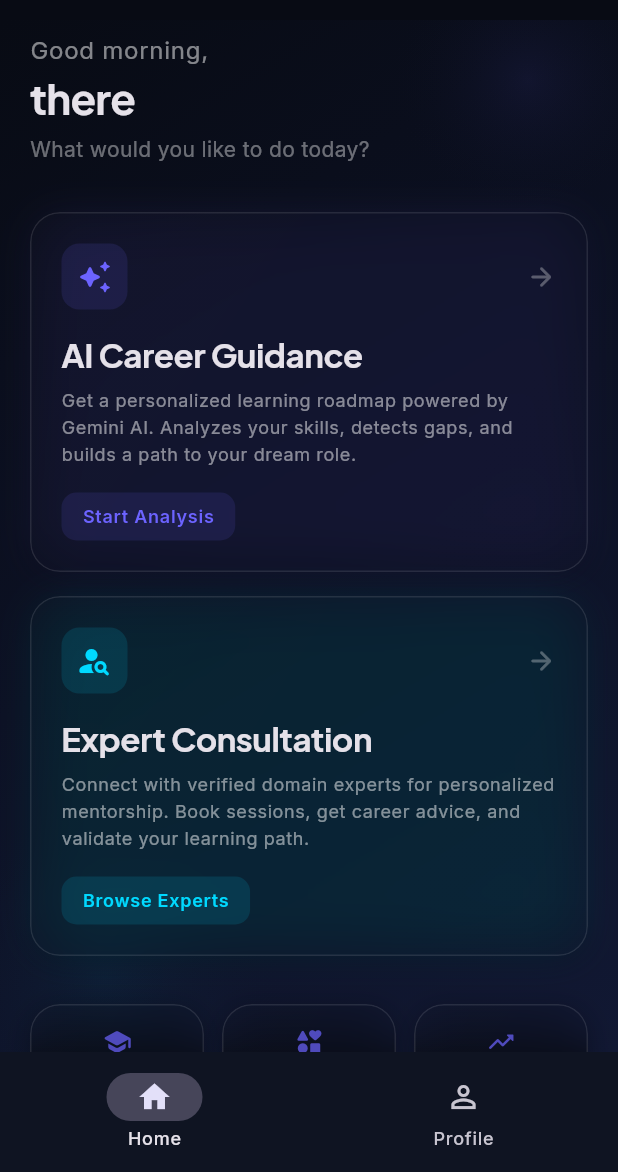
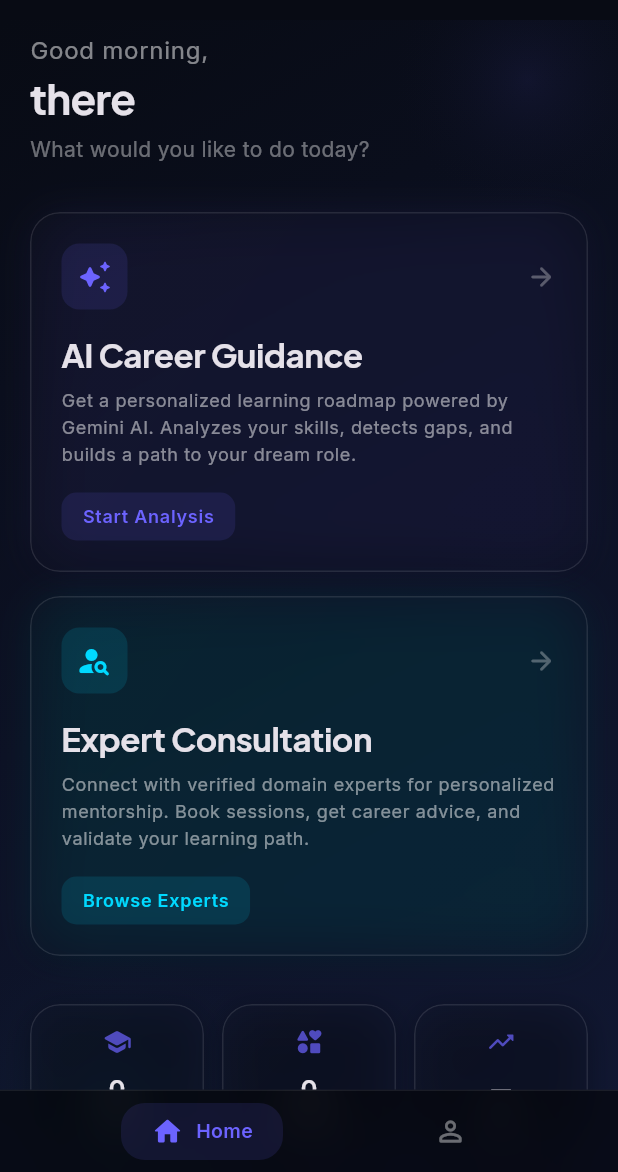
Before and after one commit to ManasT10-14/PathWise, a Flutter app: the screen it shows once a user with an empty profile is signed in, on a phone screen of 412 x 824 dp, the part 64-1236 px from its top. Run offline on Flutter 3.47's test engine with Material 3 defaults, Android fonts, the phone set to English and light mode, and no system bars; drawn by our look-alikes of flutter_animate; our stand-ins replace cloud_firestore, dio, file_picker, firebase_auth, firebase_core, google_fonts and 2 more; missing offline and left inert: razorpay_flutter; accounts and stored records are empty.

Commit message:
feat: premium UI polish pass — glassmorphism nav, consistent colors, gradients everywhere
1. Bottom nav: Glassmorphism bar with BackdropFilter, animated pill-style
   items that expand with label when selected
2. Page transitions: AnimatedSwitcher cross-fade between Home and Profile tabs
3. Status colors: Replaced all hardcoded Colors.orange/green/red/blue with
   AppTheme.warning/success/accent/error across expert_home, consultation_detail,
   admin_dashboard (3 files, 15 instances)
4. AI wizard: Step progress bar uses AppTheme.success/accent instead of Colors.green
5. Gradient backgrounds: Added to experts_screen and consultation_detail_screen
   for visual consistency with all other screens
6. Expert annotation: Added flutter_animate fadeIn/slideY on form cards and
   scale animation on success state with AppTheme.success glow
7. Roadmap overflow: Added maxLines + TextOverflow.ellipsis on header texts
8. Filter bar: Styled with surfaceLight background and subtle border

Co-Authored-By: Claude Opus 4.6 (1M context) <noreply@anthropic.com>

```diff
--- a/lib/screens/roadmap_detail_screen.dart
+++ b/lib/screens/roadmap_detail_screen.dart
@@ -257,6 +257,8 @@ class _RoadmapBodyState extends State<_RoadmapBody> {
                         style: theme.textTheme.headlineSmall?.copyWith(
                           fontWeight: FontWeight.bold,
                         ),
+                        maxLines: 2,
+                        overflow: TextOverflow.ellipsis,
                       ),
                       const SizedBox(height: 4),
                       Text(
@@ -264,6 +266,8 @@ class _RoadmapBodyState extends State<_RoadmapBody> {
                         style: theme.textTheme.bodyMedium?.copyWith(
                           color: colorScheme.onSurface.withOpacity(0.7),
                         ),
+                        maxLines: 1,
+                        overflow: TextOverflow.ellipsis,
                       ),
                     ],
                   ),
--- a/lib/screens/user_main_shell.dart
+++ b/lib/screens/user_main_shell.dart
@@ -1,8 +1,11 @@
+import 'dart:ui';
+
 import 'package:firebase_auth/firebase_auth.dart';
 import 'package:flutter/material.dart';
 
 import '../main.dart';
 import '../models/app_user.dart';
+import '../theme/app_theme.dart';
 import 'home_mode_screen.dart';
 import 'profile_screen.dart';
 
@@ -21,11 +24,12 @@ class _UserMainShellState extends State<UserMainShell> {
 
   @override
   Widget build(BuildContext context) {
-    final colorScheme = Theme.of(context).colorScheme;
+    final isDark = Theme.of(context).brightness == Brightness.dark;
     final pages = [
       HomeModeScreen(appUser: widget.appUser),
       ProfileScreen(appUser: widget.appUser, firebaseUser: widget.firebaseUser),
     ];
+
     return Scaffold(
       appBar: _index == 0
           ? null
@@ -35,36 +39,127 @@ class _UserMainShellState extends State<UserMainShell> {
                 ValueListenableBuilder<ThemeMode>(
                   valueListenable: themeMode,
                   builder: (context, mode, _) => IconButton(
-                    icon: Icon(
-                      mode == ThemeMode.dark ? Icons.light_mode : Icons.dark_mode,
-                    ),
+                    icon: Icon(mode == ThemeMode.dark ? Icons.light_mode_rounded : Icons.dark_mode_rounded),
                     onPressed: () {
-                      themeMode.value = mode == ThemeMode.dark
-                          ? ThemeMode.light
-                          : ThemeMode.dark;
+                      themeMode.value = mode == ThemeMode.dark ? ThemeMode.light : ThemeMode.dark;
                     },
                   ),
                 ),
               ],
             ),
-      body: pages[_index],
-      bottomNavigationBar: NavigationBar(
-        selectedIndex: _index,
-        onDestinationSelected: (i) => setState(() => _index = i),
-        backgroundColor: colorScheme.surface.withOpacity(0.95),
-        destinations: const [
-          NavigationDestination(
-            icon: Icon(Icons.home_outlined),
-            selectedIcon: Icon(Icons.home),
-            label: 'Home',
+      body: AnimatedSwitcher(
+        duration: const Duration(milliseconds: 300),
+        switchInCurve: Curves.easeOut,
+        switchOutCurve: Curves.easeIn,
+        child: KeyedSubtree(
+          key: ValueKey<int>(_index),
+          child: pages[_index],
+        ),
+      ),
+      extendBody: true,
+      bottomNavigationBar: ClipRRect(
+        child: BackdropFilter(
+          filter: ImageFilter.blur(sigmaX: 16, sigmaY: 16),
+          child: Container(
+            decoration: BoxDecoration(
+              color: isDark
+                  ? Colors.black.withOpacity(0.5)
+                  : Colors.white.withOpacity(0.7),
+              border: Border(
+                top: BorderSide(
+                  color: isDark
+                      ? Colors.white.withOpacity(0.08)
+                      : Colors.black.withOpacity(0.06),
+                ),
+              ),
+            ),
+            child: SafeArea(
+              top: false,
+              child: Padding(
+                padding: const EdgeInsets.symmetric(vertical: 8),
+                child: Row(
+                  mainAxisAlignment: MainAxisAlignment.spaceEvenly,
+                  children: [
+                    _NavItem(
+                      icon: Icons.home_outlined,
+                      activeIcon: Icons.home_rounded,
+                      label: 'Home',
+                      isActive: _index == 0,
+                      onTap: () => setState(() => _index = 0),
+                    ),
+                    _NavItem(
+                      icon: Icons.person_outline_rounded,
+                      activeIcon: Icons.person_rounded,
+                      label: 'Profile',
+                      isActive: _index == 1,
+                      onTap: () => setState(() => _index = 1),
+                    ),
+                  ],
+                ),
+              ),
+            ),
           ),
-          NavigationDestination(
-            icon: Icon(Icons.person_outline),
-            selectedIcon: Icon(Icons.person),
-            label: 'Profile',
-          ),
-        ],
+        ),
       ),
     );
   }
 }
+
+class _NavItem extends StatelessWidget {
+  const _NavItem({
+    required this.icon,
+    required this.activeIcon,
+    required this.label,
+    required this.isActive,
+    required this.onTap,
+  });
+
+  final IconData icon;
+  final IconData activeIcon;
+  final String label;
+  final bool isActive;
+  final VoidCallback onTap;
+
+  @override
+  Widget build(BuildContext context) {
+    final isDark = Theme.of(context).brightness == Brightness.dark;
+
+    return GestureDetector(
+      onTap: onTap,
+      behavior: HitTestBehavior.opaque,
+      child: AnimatedContainer(
+        duration: const Duration(milliseconds: 250),
+        padding: const EdgeInsets.symmetric(horizontal: 20, vertical: 8),
+        decoration: BoxDecoration(
+          color: isActive
+              ? AppTheme.accent.withOpacity(0.12)
+              : Colors.transparent,
+          borderRadius: BorderRadius.circular(16),
+        ),
+        child: Row(
+          mainAxisSize: MainAxisSize.min,
+          children: [
+            Icon(
+              isActive ? activeIcon : icon,
+              size: 22,
+              color: isActive
+                  ? AppTheme.accent
+                  : (isDark ? Colors.white.withOpacity(0.4) : Colors.black45),
+            ),
+            if (isActive) ...[
+              const SizedBox(width: 8),
+              Text(
+                label,
+                style: TextStyle(
+                  color: AppTheme.accent,
+                  fontSize: 13,
+                  fontWeight: FontWeight.w600,
+                ),
+              ),
+            ],
+          ],
+        ),
+      ),
+    );
+  }
+}
```
Also changed, not shown: lib/screens/admin_dashboard_screen.dart (+11 -10 lines), lib/screens/ai_guidance_screen.dart (+4 -3 lines), lib/screens/consultation_detail_screen.dart (+10 -5 lines), lib/screens/expert_annotation_screen.dart (+10 -4 lines), lib/screens/expert_home_screen.dart (+10 -5 lines), lib/screens/experts_screen.dart (+19 -2 lines).
